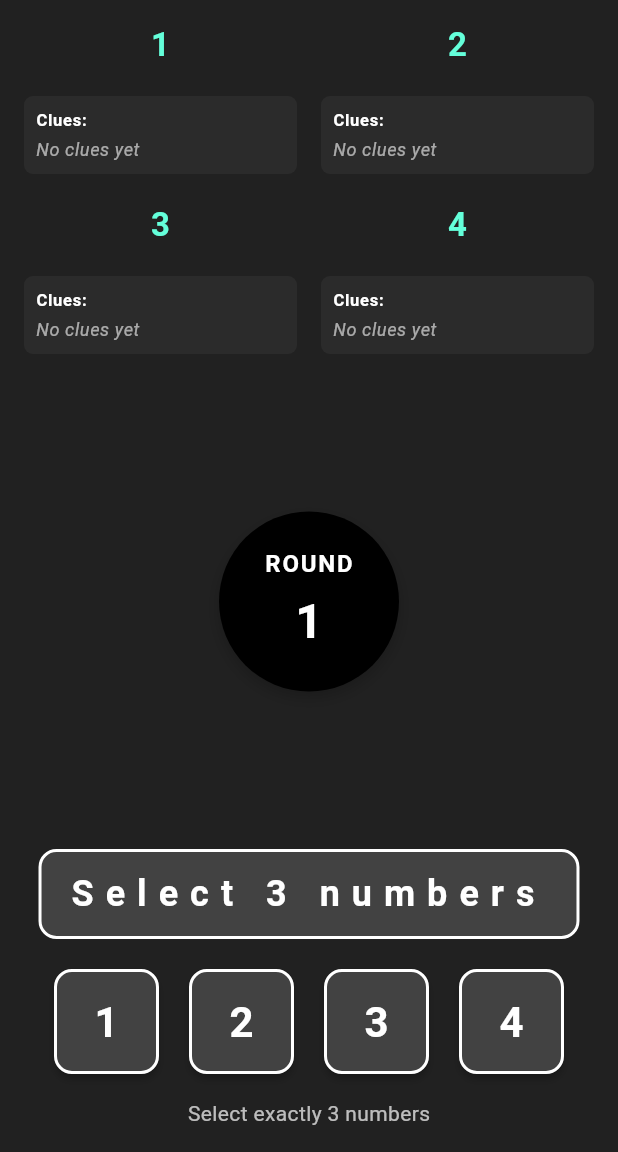
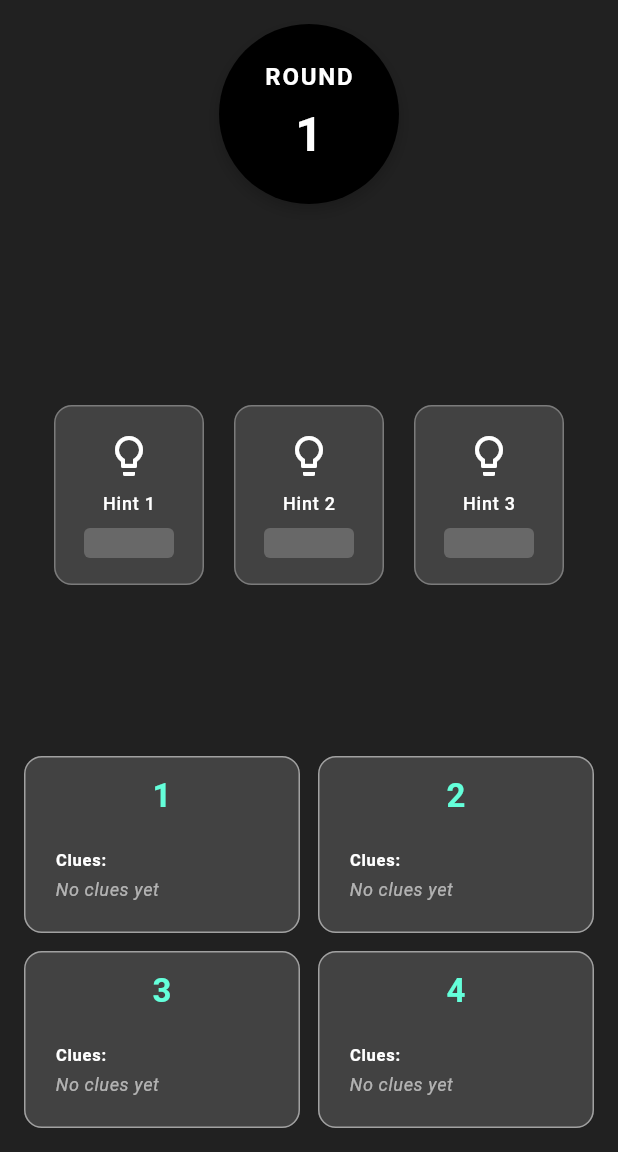
Before and after one commit to ciakarellas/decrypto_2, a Flutter app: the GameScreen screen opened by its route, on a phone screen of 412 x 824 dp, the part 84-1236 px from its top. Run offline on Flutter 3.47's test engine with Material 3 defaults, Android fonts, the phone set to English and light mode, and no system bars; our stand-ins replace equatable, flutter_bloc.

Commit message:
Refactor `GameScreen` and `SecretWordsDisplay`: Update layout to enhance hint and secret word displays, replacing the previous structure with a more organized approach. Introduce tap functionality for secret words and improve hint presentation, ensuring better user interaction and visual clarity.

```diff
--- a/lib/views/screens/game_screen.dart
+++ b/lib/views/screens/game_screen.dart
@@ -1,7 +1,6 @@
 import 'package:decrypto_2/bloc/game/game_state.dart';
 import 'package:decrypto_2/bloc/game/game_cubit.dart';
 import 'package:decrypto_2/views/screens/end_game_screen.dart';
-import 'package:decrypto_2/views/widgets/code_input_widget.dart';
 import 'package:decrypto_2/views/widgets/secret_words_display.dart';
 import 'package:flutter/material.dart';
 import 'package:flutter_bloc/flutter_bloc.dart';
@@ -40,14 +39,7 @@ class GameScreen extends StatelessWidget {
             child: Column(
               crossAxisAlignment: CrossAxisAlignment.stretch,
               children: [
-                SecretWordsDisplay(
-                  secretWords: state.secretWords.map((e) => e.word).toList(),
-                  showWords:
-                      false, // Words are hidden initially as per Decrypto rules
-                  clueHistory: state.clueHistory,
-                ),
-                const Spacer(),
-                // Round button in the center
+                // Round button at the top
                 Center(
                   child: Container(
                     width: 120,
@@ -97,11 +89,90 @@ class GameScreen extends StatelessWidget {
                     ),
                   ),
                 ),
-                const Spacer(),
-                CodeInputWidget(
-                  onSubmit: (guess) {
-                    context.read<GameCubit>().submitGuess(guess);
-                  },
+                const SizedBox(height: 40),
+                // Center section with 3 hint display areas
+                Expanded(
+                  child: Center(
+                    child: Row(
+                      mainAxisAlignment: MainAxisAlignment.spaceEvenly,
+                      children: [
+                        _buildHintDisplay(context, 'Hint 1'),
+                        _buildHintDisplay(context, 'Hint 2'),
+                        _buildHintDisplay(context, 'Hint 3'),
+                      ],
+                    ),
+                  ),
+                ),
+                const SizedBox(height: 20),
+                // Secret words display at the bottom - 4 widgets in 2 rows
+                Column(
+                  children: [
+                    // First row: Words 1 and 2
+                    Row(
+                      children: [
+                        Expanded(
+                          child: SecretWordsDisplay(
+                            wordNumber: 1,
+                            word: state.secretWords.isNotEmpty
+                                ? state.secretWords[0].word
+                                : '',
+                            showWord: false,
+                            hints: state.clueHistory[1] ?? [],
+                            onTap: () {
+                              // Handle tap on word 1
+                            },
+                          ),
+                        ),
+                        const SizedBox(width: 12),
+                        Expanded(
+                          child: SecretWordsDisplay(
+                            wordNumber: 2,
+                            word: state.secretWords.length > 1
+                                ? state.secretWords[1].word
+                                : '',
+                            showWord: false,
+                            hints: state.clueHistory[2] ?? [],
+                            onTap: () {
+                              // Handle tap on word 2
+                            },
+                          ),
+                        ),
+                      ],
+                    ),
+                    const SizedBox(height: 12),
+                    // Second row: Words 3 and 4
+                    Row(
+                      children: [
+                        Expanded(
+                          child: SecretWordsDisplay(
+                            wordNumber: 3,
+                            word: state.secretWords.length > 2
+                                ? state.secretWords[2].word
+                                : '',
+                            showWord: false,
+                            hints: state.clueHistory[3] ?? [],
+                            onTap: () {
+                              // Handle tap on word 3
+                            },
+                          ),
+                        ),
+                        const SizedBox(width: 12),
+                        Expanded(
+                          child: SecretWordsDisplay(
+                            wordNumber: 4,
+                            word: state.secretWords.length > 3
+                                ? state.secretWords[3].word
+                                : '',
+                            showWord: false,
+                            hints: state.clueHistory[4] ?? [],
+                            onTap: () {
+                              // Handle tap on word 4
+                            },
+                          ),
+                        ),
+                      ],
+                    ),
+                  ],
                 ),
               ],
             ),
@@ -110,4 +181,45 @@ class GameScreen extends StatelessWidget {
       ),
     );
   }
+
+  Widget _buildHintDisplay(BuildContext context, String label) {
+    return Container(
+      width: 100,
+      height: 120,
+      decoration: BoxDecoration(
+        color: Theme.of(context).colorScheme.surfaceContainerHighest,
+        borderRadius: BorderRadius.circular(12),
+        border: Border.all(
+          color: Theme.of(context).colorScheme.outline.withOpacity(0.3),
+        ),
+      ),
+      child: Column(
+        mainAxisAlignment: MainAxisAlignment.center,
+        children: [
+          Icon(
+            Icons.lightbulb_outline,
+            size: 32,
+            color: Theme.of(context).colorScheme.onSurfaceVariant,
+          ),
+          const SizedBox(height: 8),
+          Text(
+            label,
+            style: Theme.of(context).textTheme.labelMedium?.copyWith(
+              color: Theme.of(context).colorScheme.onSurfaceVariant,
+            ),
+          ),
+          const SizedBox(height: 8),
+          // Placeholder for hint content
+          Container(
+            width: 60,
+            height: 20,
+            decoration: BoxDecoration(
+              color: Theme.of(context).colorScheme.outline.withOpacity(0.2),
+              borderRadius: BorderRadius.circular(4),
+            ),
+          ),
+        ],
+      ),
+    );
+  }
 }
--- a/lib/views/widgets/secret_words_display.dart
+++ b/lib/views/widgets/secret_words_display.dart
@@ -3,46 +3,33 @@ import 'package:flutter/material.dart';
 class SecretWordsDisplay extends StatelessWidget {
   const SecretWordsDisplay({
     super.key,
-    required this.secretWords,
-    this.showWords = false,
-    this.clueHistory = const {},
+    required this.wordNumber,
+    required this.word,
+    this.showWord = false,
+    this.hints = const [],
+    this.onTap,
   });
 
-  final List<String> secretWords;
-  final bool showWords;
-  final Map<int, List<String>>
-  clueHistory; // Map of word position (1-4) to list of clues
+  final int wordNumber;
+  final String word;
+  final bool showWord;
+  final List<String> hints;
+  final VoidCallback? onTap;
 
   @override
   Widget build(BuildContext context) {
-    return Column(
-      children: [
-        // First row: Words 1 and 2
-        Row(
-          children: [
-            Expanded(child: _buildWordSection(context, 0)), // Word 1
-            const SizedBox(width: 16),
-            Expanded(child: _buildWordSection(context, 1)), // Word 2
-          ],
+    return GestureDetector(
+      onTap: onTap,
+      child: Container(
+        padding: const EdgeInsets.all(12),
+        decoration: BoxDecoration(
+          color: Theme.of(context).colorScheme.surface,
+          borderRadius: BorderRadius.circular(12),
+          border: Border.all(
+            color: Theme.of(context).colorScheme.outline.withOpacity(0.5),
           ),
-        const SizedBox(height: 20),
-        // Second row: Words 3 and 4
-        Row(
-          children: [
-            Expanded(child: _buildWordSection(context, 2)), // Word 3
-            const SizedBox(width: 16),
-            Expanded(child: _buildWordSection(context, 3)), // Word 4
-          ],
         ),
-      ],
-    );
-  }
-
-  Widget _buildWordSection(BuildContext context, int index) {
-    final wordNumber = index + 1;
-    final clues = clueHistory[wordNumber] ?? [];
-
-    return Column(
+        child: Column(
           mainAxisSize: MainAxisSize.min,
           children: [
             // Word number
@@ -53,15 +40,26 @@ class SecretWordsDisplay extends StatelessWidget {
                 color: Theme.of(context).colorScheme.secondary,
               ),
             ),
-        const SizedBox(height: 20),
-        // Clue history sectionR
+            const SizedBox(height: 12),
+            // Show actual word if enabled (for debugging or end game)
+            if (showWord) ...[
+              Text(
+                word,
+                style: Theme.of(context).textTheme.bodyMedium?.copyWith(
+                  fontWeight: FontWeight.bold,
+                  color: Theme.of(context).colorScheme.primary,
+                ),
+              ),
+              const SizedBox(height: 8),
+            ],
+            // Hints section
             Container(
               width: double.infinity,
               padding: const EdgeInsets.all(8),
               decoration: BoxDecoration(
                 color: Theme.of(
                   context,
-            ).colorScheme.surfaceContainerHighest.withValues(alpha: 0.3),
+                ).colorScheme.surfaceContainerHighest.withOpacity(0.3),
                 borderRadius: BorderRadius.circular(6),
               ),
               child: Column(
@@ -69,12 +67,12 @@ class SecretWordsDisplay extends StatelessWidget {
                 children: [
                   Text(
                     'Clues:',
-                style: Theme.of(
-                  context,
-                ).textTheme.labelSmall?.copyWith(fontWeight: FontWeight.bold),
+                    style: Theme.of(context).textTheme.labelSmall?.copyWith(
+                      fontWeight: FontWeight.bold,
+                    ),
                   ),
                   const SizedBox(height: 4),
-              if (clues.isEmpty)
+                  if (hints.isEmpty)
                     Text(
                       'No clues yet',
                       style: Theme.of(context).textTheme.bodySmall?.copyWith(
@@ -85,19 +83,42 @@ class SecretWordsDisplay extends StatelessWidget {
                       ),
                     )
                   else
-                ...clues.map(
-                  (clue) => Padding(
-                    padding: const EdgeInsets.only(bottom: 2),
+                    // Display hints in a row
+                    Wrap(
+                      spacing: 6,
+                      runSpacing: 4,
+                      children: hints
+                          .map(
+                            (hint) => Container(
+                              padding: const EdgeInsets.symmetric(
+                                horizontal: 6,
+                                vertical: 2,
+                              ),
+                              decoration: BoxDecoration(
+                                color: Theme.of(
+                                  context,
+                                ).colorScheme.primary.withValues(alpha: 0.1),
+                                borderRadius: BorderRadius.circular(4),
+                              ),
                               child: Text(
-                      '• $clue',
-                      style: Theme.of(context).textTheme.bodySmall,
+                                hint,
+                                style: Theme.of(context).textTheme.bodySmall
+                                    ?.copyWith(
+                                      color: Theme.of(
+                                        context,
+                                      ).colorScheme.primary,
                                     ),
+                              ),
+                            ),
+                          )
+                          .toList(),
+                    ),
+                ],
               ),
             ),
           ],
         ),
       ),
-      ],
     );
   }
 }
```
Lines whose indentation alone changed are shown as unchanged.
